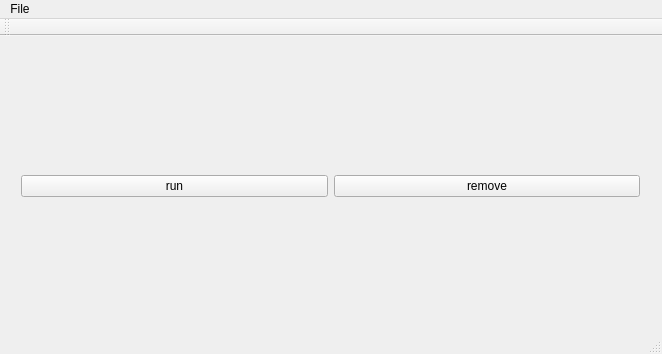
Above: mainwindow.ui from Nalleyer/GameTimer before the change. Below: the same form after it.
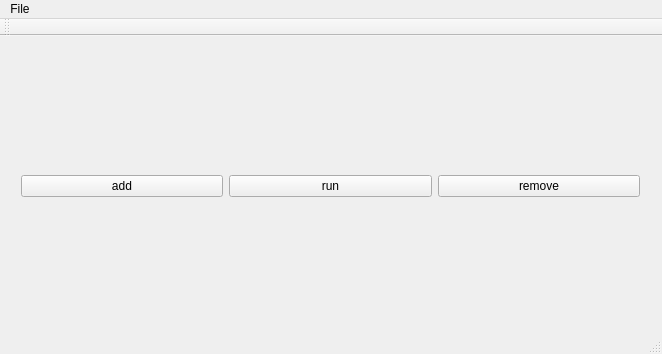
That is the form after the change.

Diff of the .ui file:
```diff
--- a/mainwindow.ui
+++ b/mainwindow.ui
@@ -34,6 +34,13 @@
       <layout class="QVBoxLayout" name="layoutList">
        <item>
         <layout class="QHBoxLayout" name="layoutButton">
+         <item>
+          <widget class="QPushButton" name="buttonAdd">
+           <property name="text">
+            <string>add</string>
+           </property>
+          </widget>
+         </item>
          <item>
           <widget class="QPushButton" name="buttonRun">
            <property name="text">
```
Left out of the diff: 2 changed lines with no effect on the pictures.
